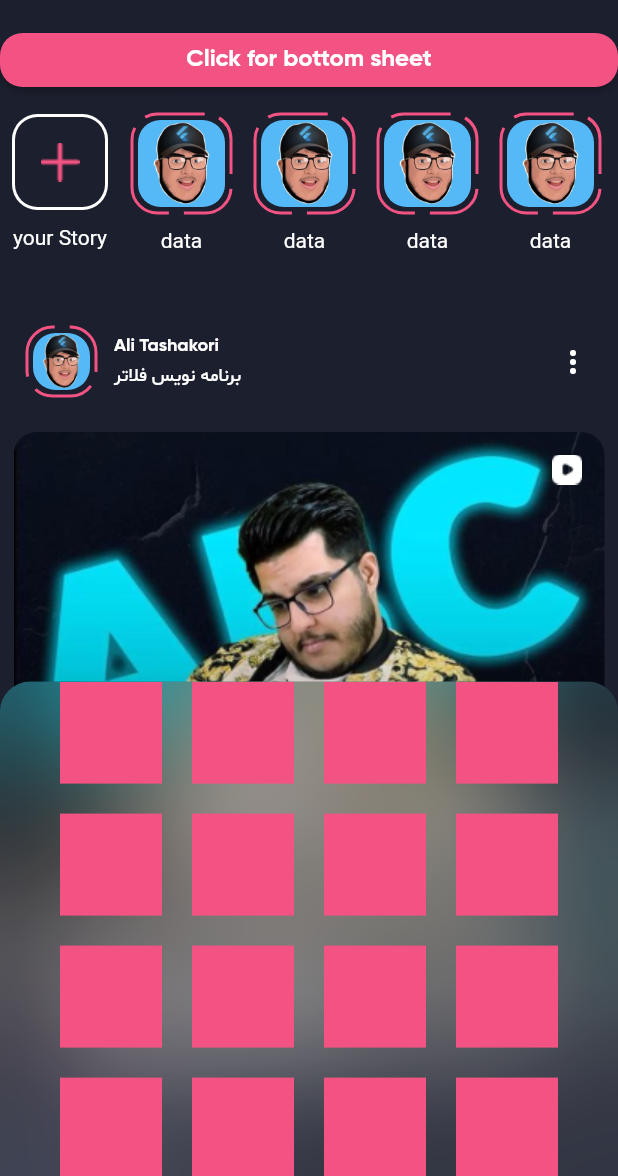
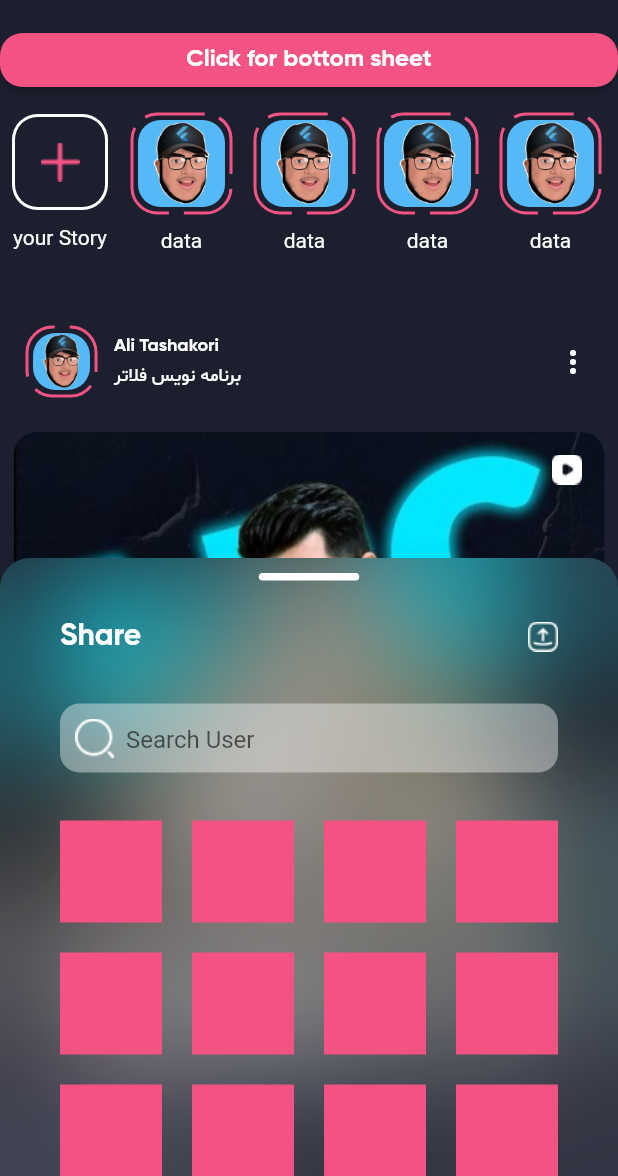
Before and after one commit to Alits23/instagram_clone, a Flutter app: the screen it shows after launch, after a tap on "Click for bottom sheet", on a phone screen of 412 x 824 dp, the part 60-1236 px from its top. Run offline on Flutter 3.47's test engine with Material 2 defaults, Android fonts, the phone set to English and light mode, and no system bars; drawn by our look-alikes of dotted_border.

Commit message:
add textfield in bottom sheet

```diff
--- a/lib/screens/home_page.dart
+++ b/lib/screens/home_page.dart
@@ -44,13 +44,17 @@ class HomePage extends StatelessWidget {
                     context: context,
                     isScrollControlled: true,
                     builder: (context) {
-                      return DraggableScrollableSheet(
-                        initialChildSize: 0.4,
-                        minChildSize: 0.2,
-                        maxChildSize: 0.6,
-                        builder: (context, controller) {
-                          return ShareBottomSheet(controller: controller);
-                        },
+                      return Padding(
+                        padding: EdgeInsets.only(
+                            bottom: MediaQuery.of(context).viewInsets.bottom),
+                        child: DraggableScrollableSheet(
+                          initialChildSize: 0.5,
+                          minChildSize: 0.2,
+                          maxChildSize: 0.7,
+                          builder: (context, controller) {
+                            return ShareBottomSheet(controller: controller);
+                          },
+                        ),
                       );
                     },
                   );
--- a/lib/screens/share_bottomsheet.dart
+++ b/lib/screens/share_bottomsheet.dart
@@ -30,6 +30,72 @@ class ShareBottomSheet extends StatelessWidget {
     return CustomScrollView(
       controller: controller,
       slivers: [
+        SliverToBoxAdapter(
+          child: Column(
+            children: [
+              Container(
+                width: 67,
+                height: 5,
+                margin: EdgeInsets.only(top: 10, bottom: 25),
+                decoration: BoxDecoration(
+                  borderRadius: BorderRadius.all(
+                    Radius.circular(100),
+                  ),
+                  color: whiteColor,
+                ),
+              ),
+              Row(
+                mainAxisAlignment: MainAxisAlignment.spaceBetween,
+                children: [
+                  Text(
+                    'Share',
+                    style: TextStyle(
+                      fontFamily: 'GB',
+                      fontSize: 20,
+                      color: whiteColor,
+                    ),
+                  ),
+                  Image.asset('images/icon_share_bottomsheet.png'),
+                ],
+              ),
+              SizedBox(
+                height: 32,
+              ),
+              Container(
+                height: 46,
+                decoration: BoxDecoration(
+                  color: whiteColor.withOpacity(0.4),
+                  borderRadius: BorderRadius.all(
+                    Radius.circular(13),
+                  ),
+                ),
+                child: Padding(
+                  padding: const EdgeInsets.symmetric(horizontal: 10),
+                  child: Row(
+                    children: [
+                      Image.asset('images/icon_search.png'),
+                      SizedBox(
+                        width: 8,
+                      ),
+                      Expanded(
+                        child: TextField(
+                          decoration: InputDecoration(
+                            hintText: 'Search User',
+                            enabledBorder: InputBorder.none,
+                            focusedBorder: InputBorder.none,
+                          ),
+                        ),
+                      ),
+                    ],
+                  ),
+                ),
+              ),
+              SizedBox(
+                height: 32,
+              ),
+            ],
+          ),
+        ),
         SliverGrid(
           delegate: SliverChildBuilderDelegate(
             (context, index) {
@@ -37,6 +103,7 @@ class ShareBottomSheet extends StatelessWidget {
                 color: pinkColorIcon,
               );
             },
+            childCount: 25,
           ),
           gridDelegate: SliverGridDelegateWithFixedCrossAxisCount(
             crossAxisCount: 4,
```
